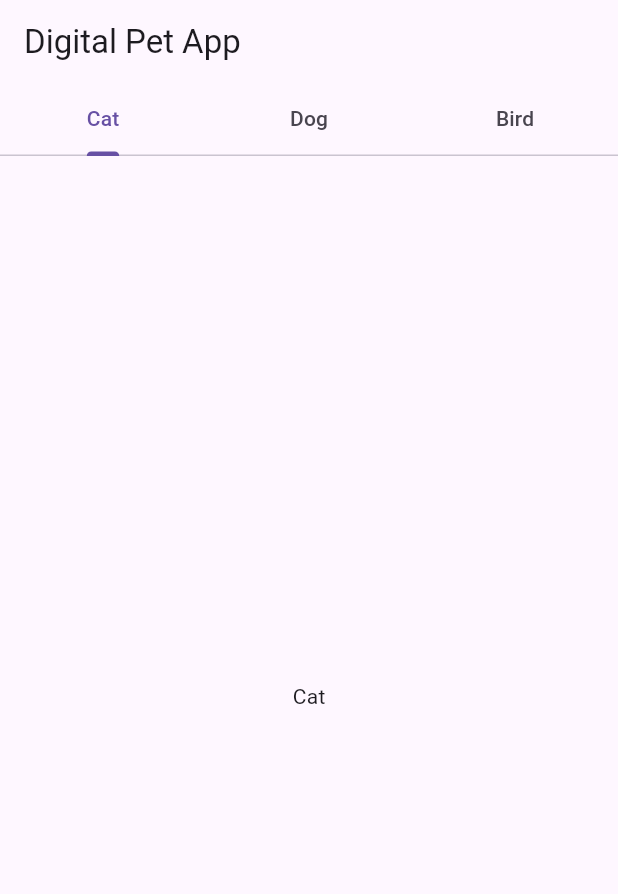
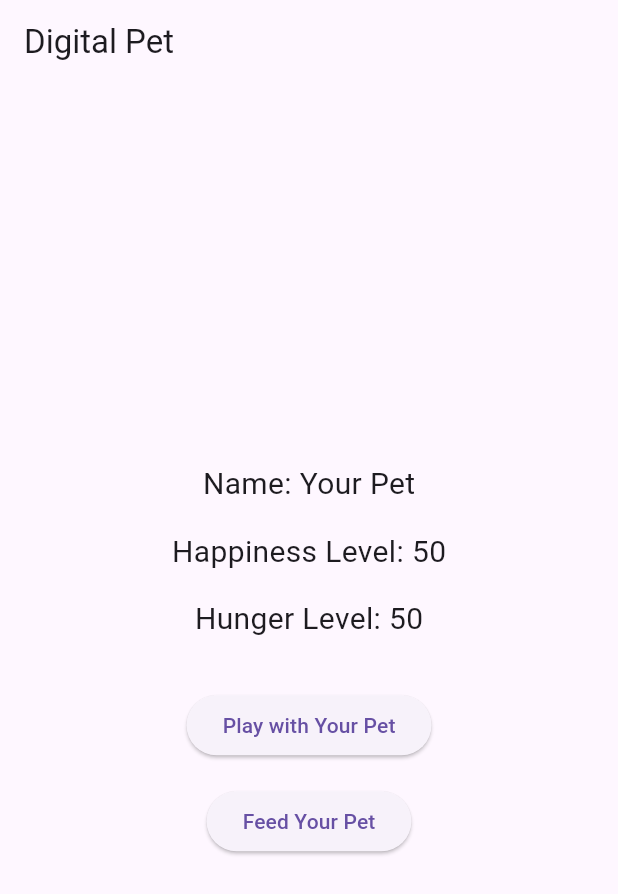
Before and after one commit to linnypham/digital_pet_app, a Flutter app: the screen it shows after launch, on a phone screen of 412 x 824 dp. Shown: the top 894 px of the screen. Run offline on Flutter 3.47's test engine with Material 3 defaults, Android fonts, the phone set to English and light mode, and no system bars; our stand-ins replace confetti.

Commit message:
Initial Main Commit

```diff
--- a/digital_pet_app/lib/main.dart
+++ b/digital_pet_app/lib/main.dart
@@ -1,94 +1,92 @@
 import 'package:flutter/material.dart';
 
 void main() {
-  runApp(MyApp());
+  runApp(MaterialApp(
+    home: DigitalPetApp(),
+  ));
 }
 
-class MyApp extends StatelessWidget {
-  const MyApp({super.key});
+class DigitalPetApp extends StatefulWidget {
+  @override
+  _DigitalPetAppState createState() => _DigitalPetAppState();
+}
+
+class _DigitalPetAppState extends State<DigitalPetApp> {
+  String petName = "Your Pet";
+  int happinessLevel = 50;
+  int hungerLevel = 50;
+
+  // Function to increase happiness and update hunger when playing with the pet
+  void _playWithPet() {
+    setState(() {
+      happinessLevel = (happinessLevel + 10).clamp(0, 100);
+      _updateHunger();
+    });
+  }
+
+  // Function to decrease hunger and update happiness when feeding the pet
+  void _feedPet() {
+    setState(() {
+      hungerLevel = (hungerLevel - 10).clamp(0, 100);
+      _updateHappiness();
+    });
+  }
+
+  // Update happiness based on hunger level
+  void _updateHappiness() {
+    if (hungerLevel < 30) {
+      happinessLevel = (happinessLevel - 20).clamp(0, 100);
+    } else {
+      happinessLevel = (happinessLevel + 10).clamp(0, 100);
+    }
+  }
+
+  // Increase hunger level slightly when playing with the pet
+  void _updateHunger() {
+    hungerLevel = (hungerLevel + 5).clamp(0, 100);
+    if (hungerLevel > 100) {
+      hungerLevel = 100;
+      happinessLevel = (happinessLevel - 20).clamp(0, 100);
+    }
+  }
 
   @override
   Widget build(BuildContext context) {
-    return MaterialApp(
-      home: DefaultTabController(
-        length: 3,
-        child: _TabsNonScrollableDemo(),
+    return Scaffold(
+      appBar: AppBar(
+        title: Text('Digital Pet'),
+      ),
+      body: Center(
+        child: Column(
+          mainAxisAlignment: MainAxisAlignment.center,
+          children: <Widget>[
+            Text(
+              'Name: $petName',
+              style: TextStyle(fontSize: 20.0),
+            ),
+            SizedBox(height: 16.0),
+            Text(
+              'Happiness Level: $happinessLevel',
+              style: TextStyle(fontSize: 20.0),
+            ),
+            SizedBox(height: 16.0),
+            Text(
+              'Hunger Level: $hungerLevel',
+              style: TextStyle(fontSize: 20.0),
+            ),
+            SizedBox(height: 32.0),
+            ElevatedButton(
+              onPressed: _playWithPet,
+              child: Text('Play with Your Pet'),
+            ),
+            SizedBox(height: 16.0),
+            ElevatedButton(
+              onPressed: _feedPet,
+              child: Text('Feed Your Pet'),
+            ),
+          ],
+        ),
       ),
     );
   }
 }
-
-class _TabsNonScrollableDemo extends StatefulWidget {
-  @override
-  __TabsNonScrollableDemoState createState() => __TabsNonScrollableDemoState();
-}
-
-class __TabsNonScrollableDemoState extends State<_TabsNonScrollableDemo>
-    with SingleTickerProviderStateMixin, RestorationMixin {
-  late TabController _tabController;
-
-  final RestorableInt tabIndex = RestorableInt(0);
-
-  @override
-  String get restorationId => 'tab_non_scrollable_demo';
-
-  @override
-  void restoreState(RestorationBucket? oldBucket, bool initialRestore) {
-    registerForRestoration(tabIndex, 'tab_index');
-    _tabController.index = tabIndex.value;
-  }
-
-  @override
-  void initState() {
-    super.initState();
-    _tabController = TabController(
-      initialIndex: 0,
-      length: 3,
-      vsync: this,
-    );
-    _tabController.addListener(() {
-      setState(() {
-        tabIndex.value = _tabController.index;
-      });
-    });
-  }
-
-  @override
-  void dispose() {
-    _tabController.dispose();
-    tabIndex.dispose();
-    super.dispose();
-  }
-
-  @override
-  Widget build(BuildContext context) {
-// For the ToDo task hint: consider defining the widget and name of the tabs here
-    final tabs = ['Cat', 'Dog', 'Bird'];
-
-    return Scaffold(
-      appBar: AppBar(
-        automaticallyImplyLeading: false,
-        title: Text(
-          'Digital Pet App',
-        ),
-        bottom: TabBar(
-          controller: _tabController,
-          isScrollable: false,
-          tabs: [
-            for (final tab in tabs) Tab(text: tab),
-          ],
-        ),
-      ),
-      body: TabBarView(
-        controller: _tabController,
-        children: [
-// hint for the to do task:Considering creating the different for different tabs
-          for (final tab in tabs)
-            Center(
-              child: Text(tab),
-            ),
-        ],
-      ),
-    );
-  }
-}
```
Also changed, not shown: 125 other files.
